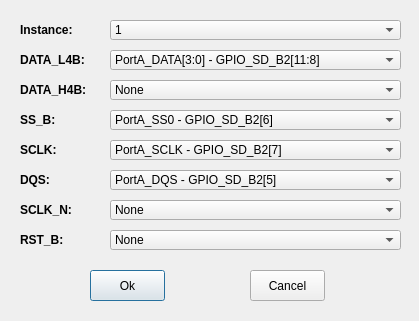
The window that gui/FlexSPI-Connection-Configuration.ui (JayHeng/MCU-MemTestUtility) describes before a commit, drawn with Qt 5.
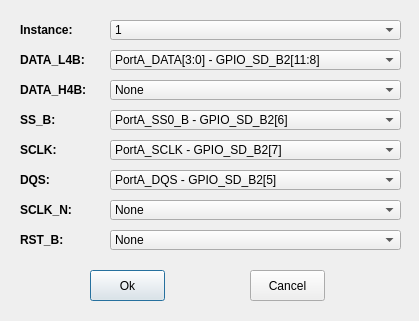
The same window after the commit.

What changed in the file:
```diff
--- a/gui/FlexSPI-Connection-Configuration.ui
+++ b/gui/FlexSPI-Connection-Configuration.ui
@@ -251,7 +251,7 @@
    </property>
    <item>
     <property name="text">
-     <string>PortA_SS0 - GPIO_SD_B2[6]</string>
+     <string>PortA_SS0_B - GPIO_SD_B2[6]</string>
     </property>
    </item>
    <item>
```
Left out of the diff: 21 changed lines with no effect on the pictures.
